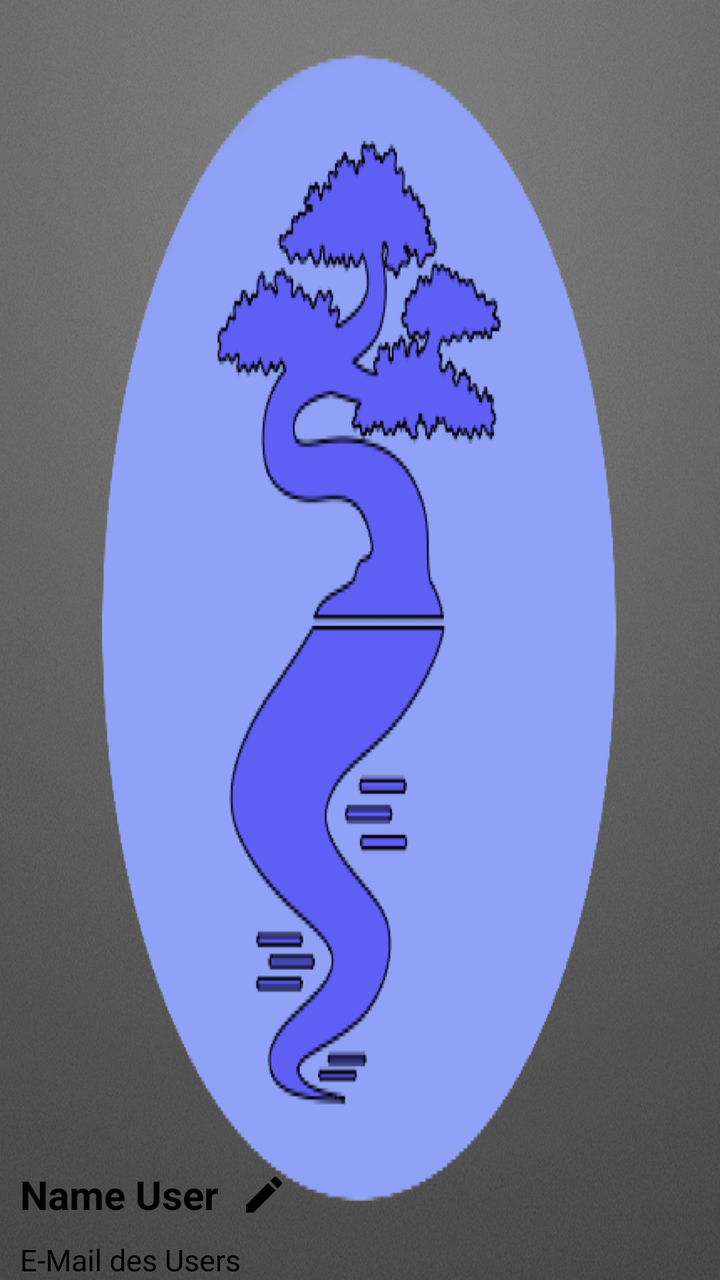
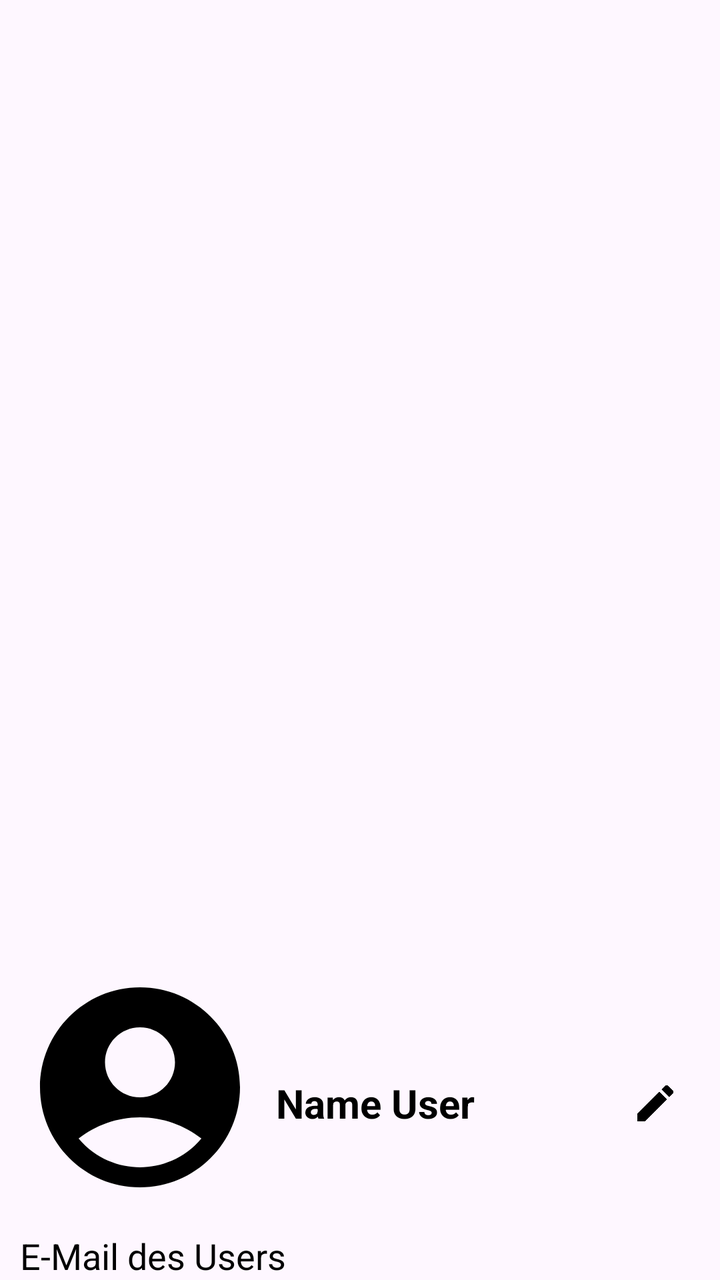

Before-and-after screenshots of an Android layout around one commit, followed by the original layout XML and the change that was made.
<!-- AndroidManifest.xml: application theme Theme.EinkaufslisteAndroid -->
<!-- res/layout/nav_header.xml -->
<?xml version="1.0" encoding="utf-8"?>
<LinearLayout xmlns:android="http://schemas.android.com/apk/res/android"
    android:layout_width="match_parent"
    android:layout_height="200dp"
    android:background="@drawable/app_icon"
    android:gravity="bottom"
    android:orientation="vertical"
    android:paddingStart="10sp"
    android:paddingEnd="10sp"
    android:theme="@style/ThemeOverlay.AppCompat.Dark">

    <LinearLayout
        android:layout_width="match_parent"
        android:layout_height="wrap_content"
        android:orientation="horizontal"
        android:gravity="center_vertical">

        <TextView
            android:id="@+id/sideMenuUsername"
            android:layout_width="wrap_content"
            android:layout_height="wrap_content"
            android:text="Name User"
            android:textColor="@color/black"
            android:textSize="20sp"
            android:textStyle="bold"/>

        <ImageButton
            android:id="@+id/editSideMenuUsernameButton"
            android:layout_width="45dp"
            android:layout_height="45dp"
            android:background="?attr/selectableItemBackgroundBorderless"
            android:contentDescription="Profil bearbeiten"
            android:src="@drawable/edit_icon" />
    </LinearLayout>

    <TextView
        android:id="@+id/nutzerNameSlideshow"
        android:layout_width="wrap_content"
        android:layout_height="wrap_content"
        android:text="E-Mail des Users"
        android:textColor="@color/black"
        android:textSize="15sp"
        />

</LinearLayout>
<!-- resources referenced by this layout -->
<resources>
  <color name="black">#FF000000</color>
  <!-- drawable app_icon: png bitmap (drawable, 562248 bytes) -->
  <!-- drawable edit_icon (drawable) -->
  <vector xmlns:android="http://schemas.android.com/apk/res/android" android:height="24dp" android:tint="#000000" android:viewportHeight="24" android:viewportWidth="24" android:width="24dp">
        
      <path android:fillColor="@android:color/white" android:pathData="M3,17.25l0,3.75l3.75,0l11.06,-11.06l-3.75,-3.75z"/>
        
      <path android:fillColor="@android:color/white" android:pathData="M20.71,5.63l-2.34,-2.34c-0.39,-0.39 -1.02,-0.39 -1.41,0l-1.83,1.83l3.75,3.75l1.83,-1.83C21.1,6.65 21.1,6.02 20.71,5.63z"/>
      
  </vector>
  <style name="Theme.EinkaufslisteAndroid" parent="Base.Theme.EinkaufslisteAndroid" />
  <style name="Base.Theme.EinkaufslisteAndroid" parent="Theme.Material3.DayNight.NoActionBar">
          
          
          <item name="android:textColor">@color/black</item>
      </style>
</resources>

<!-- the commit's change to res/layout/nav_header.xml (unified diff, before → after) -->
@@ -2,7 +2,6 @@
 <LinearLayout xmlns:android="http://schemas.android.com/apk/res/android"
     android:layout_width="match_parent"
     android:layout_height="200dp"
-    android:background="@drawable/app_icon"
     android:gravity="bottom"
     android:orientation="vertical"
     android:paddingStart="10sp"
@@ -15,14 +14,29 @@
         android:orientation="horizontal"
         android:gravity="center_vertical">
 
+        <ImageView
+            android:id="@+id/profileImage"
+            android:layout_width="120dp"
+            android:layout_height="120dp"
+            android:layout_marginBottom="8dp"
+            android:scaleType="centerCrop"
+            android:src="@drawable/default_user_icon"
+            android:contentDescription="@string/profile_image_description" />
+
+        
         <TextView
             android:id="@+id/sideMenuUsername"
-            android:layout_width="wrap_content"
+            android:layout_width="0dp"
             android:layout_height="wrap_content"
+            android:layout_weight="1"
+            android:ellipsize="end"
+            android:maxLines="1"
             android:text="Name User"
             android:textColor="@color/black"
             android:textSize="20sp"
-            android:textStyle="bold"/>
+            android:textStyle="bold"
+            android:paddingStart="8dp"
+            android:paddingEnd="8dp" />
 
         <ImageButton
             android:id="@+id/editSideMenuUsernameButton"
@@ -39,7 +53,6 @@
         android:layout_height="wrap_content"
         android:text="E-Mail des Users"
         android:textColor="@color/black"
-        android:textSize="15sp"
-        />
+        android:textSize="18sp" />
 
 </LinearLayout>
<!-- resource entries referenced after the edit -->
@@ -1,7 +1,12 @@
 <!-- resources referenced by this layout -->
 <resources>
   <color name="black">#FF000000</color>
-  <!-- drawable app_icon: png bitmap (drawable, 562248 bytes) -->
+  <!-- drawable default_user_icon (drawable) -->
+  <vector xmlns:android="http://schemas.android.com/apk/res/android" android:height="24dp" android:tint="#000000" android:viewportHeight="24" android:viewportWidth="24" android:width="24dp">
+        
+      <path android:fillColor="@android:color/white" android:pathData="M12,2C6.48,2 2,6.48 2,12s4.48,10 10,10s10,-4.48 10,-10S17.52,2 12,2zM12,6c1.93,0 3.5,1.57 3.5,3.5S13.93,13 12,13s-3.5,-1.57 -3.5,-3.5S10.07,6 12,6zM12,20c-2.03,0 -4.43,-0.82 -6.14,-2.88C7.55,15.8 9.68,15 12,15s4.45,0.8 6.14,2.12C16.43,19.18 14.03,20 12,20z"/>
+      
+  </vector>
   <!-- drawable edit_icon (drawable) -->
   <vector xmlns:android="http://schemas.android.com/apk/res/android" android:height="24dp" android:tint="#000000" android:viewportHeight="24" android:viewportWidth="24" android:width="24dp">
         
@@ -10,6 +15,7 @@
       <path android:fillColor="@android:color/white" android:pathData="M20.71,5.63l-2.34,-2.34c-0.39,-0.39 -1.02,-0.39 -1.41,0l-1.83,1.83l3.75,3.75l1.83,-1.83C21.1,6.65 21.1,6.02 20.71,5.63z"/>
       
   </vector>
+  <string name="profile_image_description">Bild des Users aus Firebase/Google-Account</string>
   <style name="Theme.EinkaufslisteAndroid" parent="Base.Theme.EinkaufslisteAndroid" />
   <style name="Base.Theme.EinkaufslisteAndroid" parent="Theme.Material3.DayNight.NoActionBar">
           
